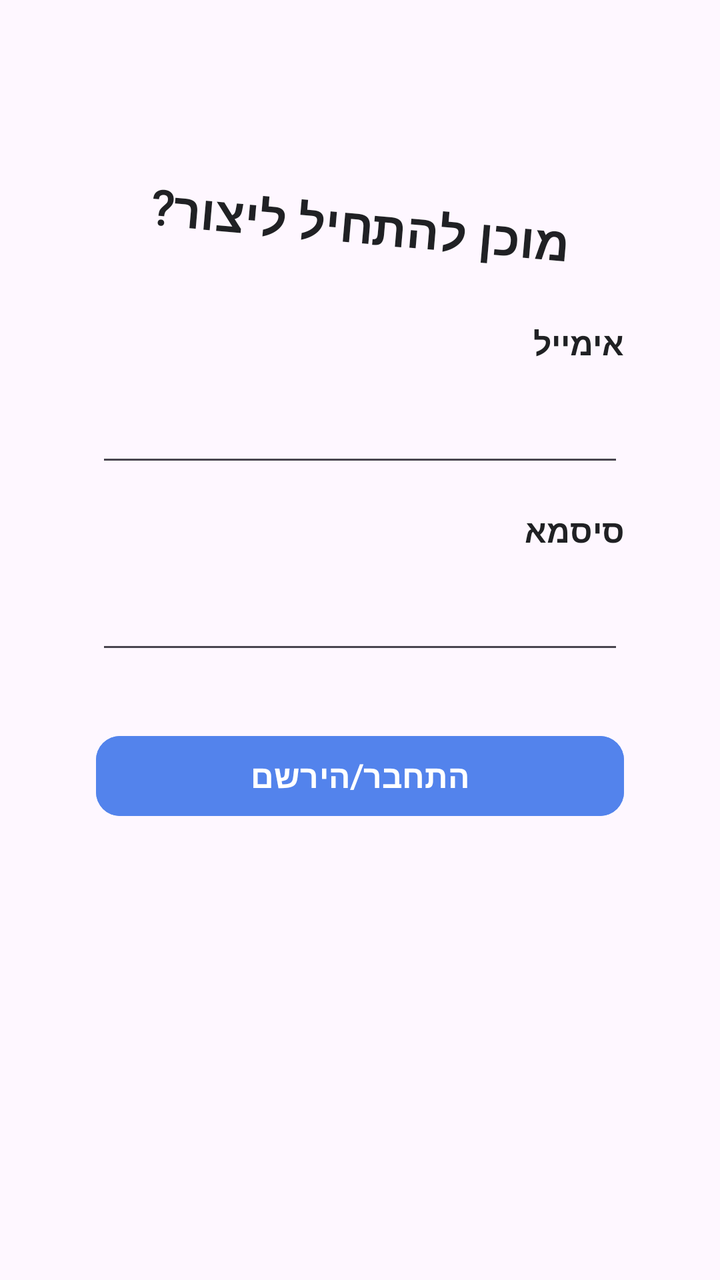
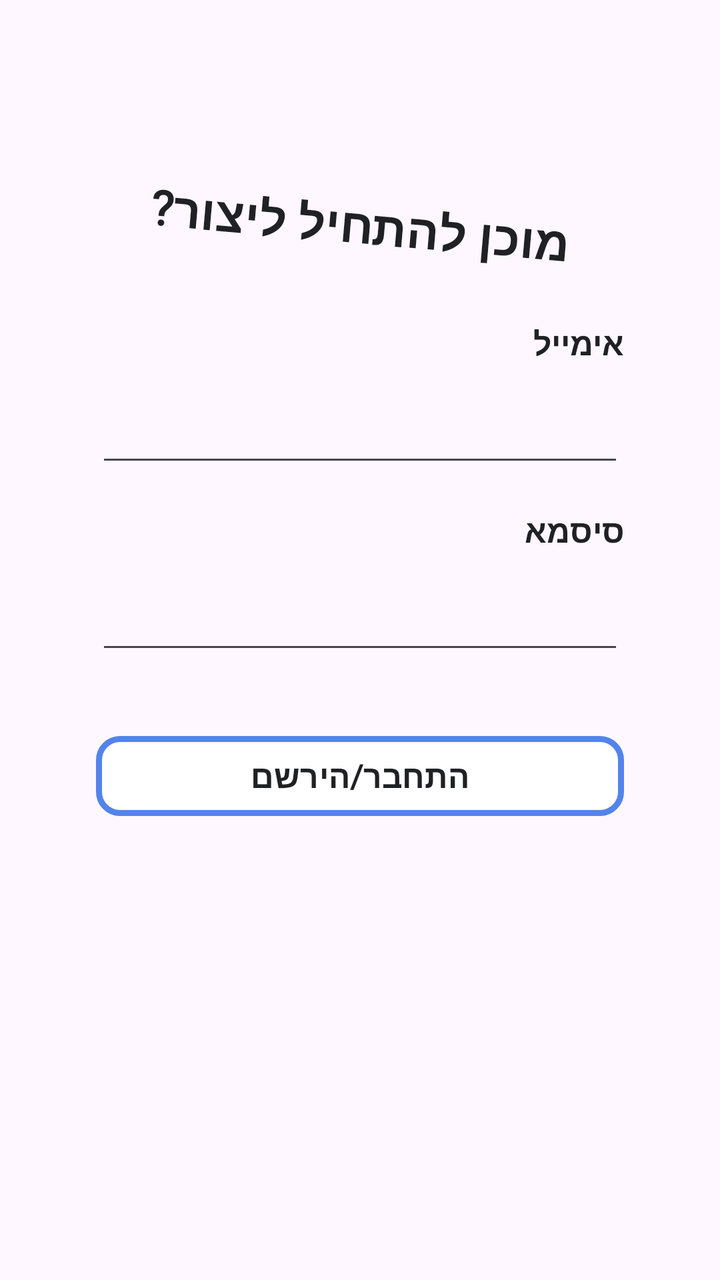

Two renders of the same Android screen: before a commit and after it. Below are the layout's source before the change and the commit's diff.
<!-- AndroidManifest.xml: application theme Theme.Devbox -->
<!-- res/layout/activity_main.xml -->
<?xml version="1.0" encoding="utf-8"?>
<androidx.constraintlayout.widget.ConstraintLayout xmlns:android="http://schemas.android.com/apk/res/android"
    xmlns:app="http://schemas.android.com/apk/res-auto"
    xmlns:tools="http://schemas.android.com/tools"
    android:id="@+id/main"
    android:layout_width="match_parent"
    android:layout_height="match_parent"
    android:padding="48dp"
    tools:context=".MainActivity">

    <TextView
        android:id="@+id/tvTitle"
        android:layout_width="0dp"
        android:layout_height="wrap_content"
        android:layout_marginTop="48dp"
        android:fontFamily="@font/reisinger_michal"
        android:gravity="center"
        android:rotation="5"
        android:text="מוכן להתחיל ליצור?"
        android:textSize="24sp"
        android:textStyle="bold"
        android:textColor="#202124"
        app:layout_constraintEnd_toEndOf="parent"
        app:layout_constraintStart_toStartOf="parent"
        app:layout_constraintTop_toTopOf="parent" />

    <TextView
        android:id="@+id/tvEmailLabel"
        android:layout_width="0dp"
        android:layout_height="wrap_content"
        android:layout_marginTop="32dp"
        android:text="אימייל"
        android:fontFamily="@font/google_sans"
        android:textFontWeight="700"
        android:textSize="16sp"
        android:textColor="#202124"
        app:layout_constraintEnd_toEndOf="parent"
        app:layout_constraintStart_toStartOf="parent"
        app:layout_constraintTop_toBottomOf="@+id/tvTitle" />

    <EditText
        android:id="@+id/etEmail"
        android:layout_width="0dp"
        android:layout_height="wrap_content"
        android:layout_marginTop="8dp"
        android:minHeight="48dp"
        app:layout_constraintEnd_toEndOf="parent"
        app:layout_constraintStart_toStartOf="parent"
        app:layout_constraintTop_toBottomOf="@+id/tvEmailLabel" />

    <TextView
        android:id="@+id/tvPasswordLabel"
        android:layout_width="0dp"
        android:layout_height="wrap_content"
        android:layout_marginTop="16dp"
        android:text="סיסמא"
        android:fontFamily="@font/google_sans"
        android:textFontWeight="700"
        android:textSize="16sp"
        android:textColor="#202124"
        app:layout_constraintEnd_toEndOf="parent"
        app:layout_constraintStart_toStartOf="parent"
        app:layout_constraintTop_toBottomOf="@+id/etEmail" />

    <EditText
        android:id="@+id/etPassword"
        android:layout_width="0dp"
        android:layout_height="wrap_content"
        android:layout_marginTop="8dp"
        android:minHeight="48dp"
        app:layout_constraintEnd_toEndOf="parent"
        app:layout_constraintStart_toStartOf="parent"
        app:layout_constraintTop_toBottomOf="@+id/tvPasswordLabel" />

    <com.google.android.material.button.MaterialButton
        android:id="@+id/btnLogin"
        android:layout_width="0dp"
        android:layout_height="wrap_content"
        android:layout_marginTop="32dp"
        android:text="התחבר/הירשם"
        android:backgroundTint="#5383EC"
        app:cornerRadius="12dp"
        android:fontFamily="@font/google_sans"
        android:textFontWeight="700"
        android:textSize="16sp"
        app:layout_constraintEnd_toEndOf="parent"
        app:layout_constraintStart_toStartOf="parent"
        app:layout_constraintTop_toBottomOf="@+id/etPassword" />

</androidx.constraintlayout.widget.ConstraintLayout>
<!-- resources referenced by this layout -->
<resources>
  <style name="Theme.Devbox" parent="Base.Theme.Devbox" />
  <style name="Base.Theme.Devbox" parent="Theme.Material3.DayNight.NoActionBar">
          
          
      </style>
</resources>

<!-- the commit's change to res/layout/activity_main.xml (unified diff, before → after) -->
@@ -78,13 +78,19 @@
         android:layout_height="wrap_content"
         android:layout_marginTop="32dp"
         android:text="התחבר/הירשם"
-        android:backgroundTint="#5383EC"
+        android:backgroundTint="#FFFFFF"
         app:cornerRadius="12dp"
         android:fontFamily="@font/google_sans"
         android:textFontWeight="700"
         android:textSize="16sp"
+        android:textColor="#202124"
+        app:strokeWidth="3dp"
+        app:strokeColor="#5383EC"
+        android:elevation=""
         app:layout_constraintEnd_toEndOf="parent"
         app:layout_constraintStart_toStartOf="parent"
         app:layout_constraintTop_toBottomOf="@+id/etPassword" />
 
+
+
 </androidx.constraintlayout.widget.ConstraintLayout>
